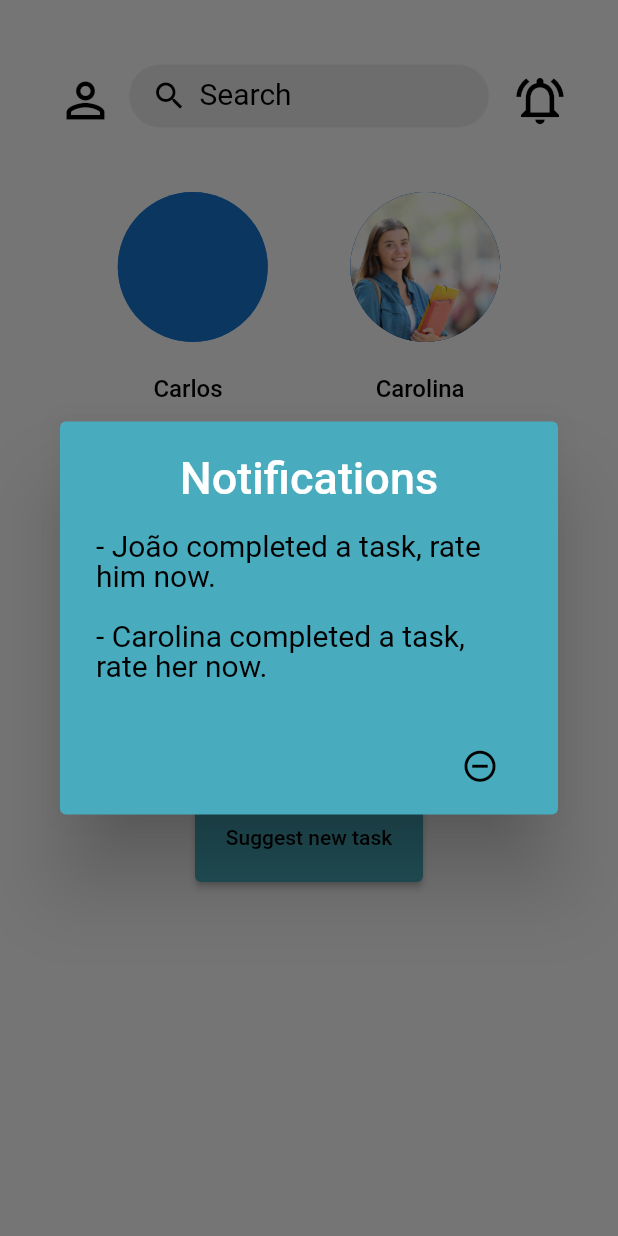
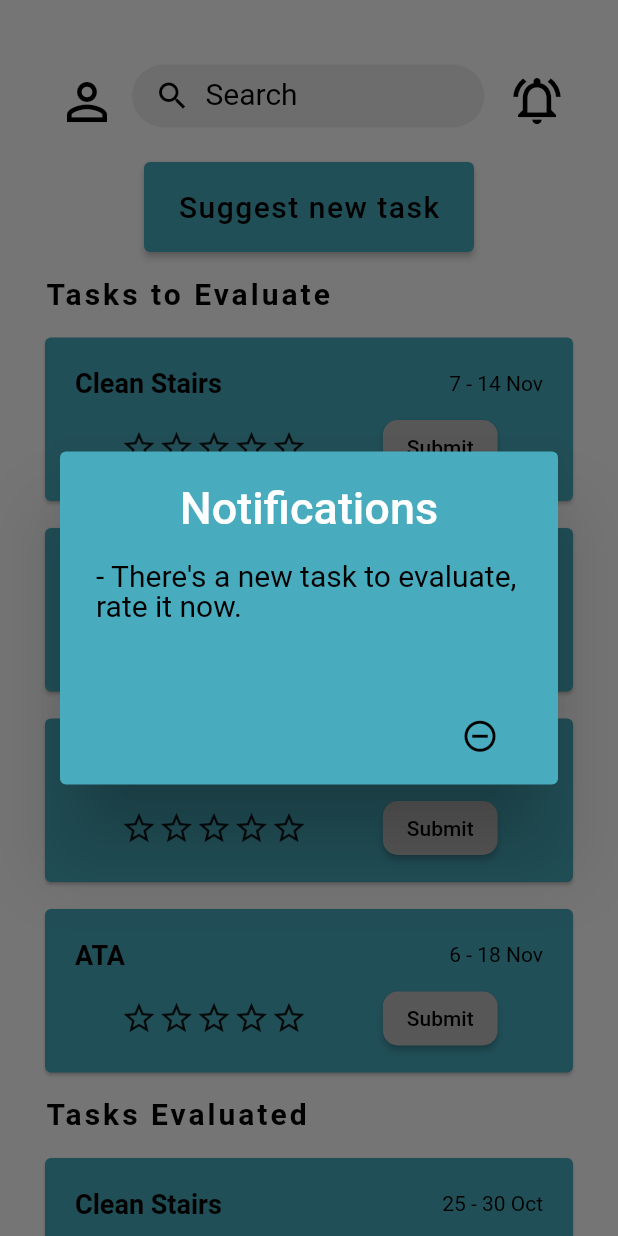
Before and after one commit to catasofia/User-Centered-Design-and-Evaluation, a Flutter app: the NeighborHome screen opened directly, after a tap on the "notifications active" icon, on a phone screen of 412 x 824 dp. Run offline on Flutter 3.47's test engine with Material 2 defaults, Android fonts, the phone set to English and light mode, and no system bars; our stand-ins replace cloud_firestore, firebase_core, flutter_spinkit; missing offline and left inert: web3dart; accounts and stored records are empty; Roboto replaces fonts that are missing (Arial); statements that could not run were skipped; project files that could hold a hidden picture were left out.

Commit message:
starting neighbor task evaluation and changed sign up

```diff
--- a/lib/neighbor/neighborHomeScreen.dart
+++ b/lib/neighbor/neighborHomeScreen.dart
@@ -1,10 +1,13 @@
 import 'package:flutter/material.dart';
 import 'neighborProfile.dart';
 import 'suggestTasks.dart';
-import 'neighborEvaluationCarlos.dart';
-import 'neighborEvaluationCarolina.dart';
-import 'neighborEvaluationJoao.dart';
-import 'neighborEvaluationMarco.dart';
+
+class Task {
+  String name;
+  String date;
+
+  Task({required this.name, required this.date});
+}
 
 class NeighborHome extends StatefulWidget {
   const NeighborHome({Key? key}) : super(key: key);
@@ -15,28 +18,106 @@ class NeighborHome extends StatefulWidget {
 
 class _NeighborHomeState extends State<NeighborHome> {
   @override
+  List<Task> tasksToEvaluate= [
+    Task(name: 'Clean Stairs', date: '7 - 14 Nov'),
+    Task(name: 'Clean Elevator', date: '7 - 20 Nov'),
+    Task(name: 'Exchange Lightbulb', date: '15 - 16 Nov'),
+    Task(name: 'ATA', date: '6 - 18 Nov'),
+  ];
+
+  List<Task> tasksEvaluated= [
+    Task(name: 'Clean Stairs', date: '25 - 30 Oct'),
+  ];
+
+  @override
+  Widget tasksCard(tt) {
+    return Card(
+      margin: EdgeInsets.fromLTRB(0.0, 18.0, 0.0, 0.0),
+      color: Color(0xFF48ACBE),
+      child: Padding(
+        padding: const EdgeInsets.all(12.0),
+        child: Column(
+          children: <Widget>[
+            Padding(
+              padding: const EdgeInsets.all(8.0),
+              child: Row(
+                mainAxisAlignment: MainAxisAlignment.spaceBetween,
+                children: [
+                  Text(
+                      tt.name,
+                      style: TextStyle(
+                        fontSize: 18.0,
+                        color: Colors.black,
+                        fontWeight: FontWeight.bold,
+                      )
+                  ),
+                  Text(
+                      tt.date,
+                      style: TextStyle(
+                        fontSize: 14.0,
+                        color: Colors.black,
+                      )
+                  ),
+                ],
+              ),
+            ),
+            Row(
+              mainAxisAlignment: MainAxisAlignment.center,
+              children: [
+                Icon(Icons.star_border, size: 25),
+                Icon(Icons.star_border, size: 25),
+                Icon(Icons.star_border, size: 25),
+                Icon(Icons.star_border, size: 25),
+                Icon(Icons.star_border, size: 25),
+                Padding(
+                  padding: const EdgeInsets.fromLTRB(50, 0, 0, 0),
+                  child: ElevatedButton(
+                    onPressed: (){},
+                    child: Text("Submit", style: TextStyle(color: Colors.black),),
+                    style: ElevatedButton.styleFrom(
+                      primary: Colors.grey[400],
+                      shape: RoundedRectangleBorder( //to set border radius to button
+                          borderRadius: BorderRadius.circular(10)
+                      ),
+                    ),
+                  ),
+                ),
+              ],
+            ),
+          ],
+        ),
+      ),
+    );
+  }
+
+  @override
   Widget build(BuildContext context) {
     return Scaffold(
       backgroundColor: Colors.white,
-      body: Padding(
-          padding: EdgeInsets.fromLTRB(30.0, 40.0, 30.0, 0.0),
+      body: SingleChildScrollView(
+        child: Padding(
+          padding: EdgeInsets.fromLTRB(30.0, 40.0, 30.0, 30.0),
           child: Column(
             crossAxisAlignment: CrossAxisAlignment.start,
             children: <Widget>[
               Row(
                 children: <Widget>[
-                IconButton(onPressed: () {
+                  IconButton(
+                    icon: const Icon(
+                      Icons.person_outline,
+                      color: Colors.black,
+                      size: 40.0,
+                    ),
+                    onPressed: () {
                       Navigator.push(
                         context,
                         MaterialPageRoute(builder: (context) => NeighborProfile()),
                       );
                     },
-                    icon: Icon(Icons.person_outline,
-                      color: Colors.black,
-                      size: 38,)),
-              SizedBox(width: 8.0),
+                  ),
+                  SizedBox(width: 10.0),
                   Container(
-                width: 240.0,
+                    width: 235.0,
                     height: 42.0,
                     decoration: BoxDecoration(
                       borderRadius: BorderRadius.circular(24.0),
@@ -50,7 +131,7 @@ class _NeighborHomeState extends State<NeighborHome> {
                           Icons.search,
                           color: Colors.black,
                         ),
-                    SizedBox(width: 8.0),
+                        SizedBox(width: 10.0),
                         Text(
                           'Search',
                           style: TextStyle(
@@ -64,177 +145,26 @@ class _NeighborHomeState extends State<NeighborHome> {
                       ],
                     ),
                   ),
-                SizedBox(width: 7.0),
-                IconButton(onPressed: (){
+                  SizedBox(width: 8.0),
+                  IconButton(
+                    icon: const Icon(
+                      Icons.notifications_active_outlined,
+                      color: Colors.black,
+                      size: 38.0,
+                    ),
+                    onPressed: () {
                       showDialog(
                         context: context,
                         builder: (BuildContext context) => _buildPopupNotification(context),
                       );
                     },
-                    icon: Icon(Icons.notifications_active_outlined,
-                      color: Colors.black,
-                      size: 38,)),
-              ],
-            ),
-            Divider(
-              height: 40.0,
-              color: Colors.white,
-            ),
-             Row(
-               mainAxisAlignment: MainAxisAlignment.center,
-               children: [
-                 Container(
-                   width: 100,
-                   height: 100,
-                   child: FloatingActionButton(
-                     heroTag: null,
-                     onPressed: () {
-                       Navigator.push(
-                         context,
-                         MaterialPageRoute(builder: (context) => NeigEvaluationCarlos()),
-                       );
-                     },
-                     elevation: 0,
-                    child: new ConstrainedBox(constraints: new BoxConstraints.expand(),
-                      child: new CircleAvatar(backgroundImage: AssetImage('assets/carlos.jfif'),
-                          ),),),
-                 ),
-                 SizedBox(width: 55,),
-                 Container(
-                   width: 100,
-                   height: 100,
-                   child: FloatingActionButton(
-                     heroTag: null,
-                     onPressed: () {
-                       Navigator.push(
-                         context,
-                         MaterialPageRoute(builder: (context) => NeigEvaluationCarolina()),
-                       );
-                     },
-                     elevation: 0,
-                     child: new ConstrainedBox(constraints: new BoxConstraints.expand(),
-                       child: new CircleAvatar(backgroundImage: AssetImage('assets/carolina.jpeg'),
-                       ),),),
                   ),
                 ],
               ),
-              SizedBox(height: 7,),
-              Row(
-                mainAxisAlignment: MainAxisAlignment.center,
-                children: [
-                  ElevatedButton(
-                      style: ElevatedButton.styleFrom(
-                        primary: Colors.white,
-                        onPrimary: Colors.white,
-                        elevation: 0
-                      ),
-                      onPressed: () {
-                        Navigator.push(
-                          context,
-                          MaterialPageRoute(builder: (context) => NeigEvaluationCarlos()),
-                        );
-                      },
-                      child: Text('Carlos', style: TextStyle(color: Colors.black,
-                      fontSize: 16),)
-                  ),
-                  SizedBox(width: 70,),
-                  ElevatedButton(
-                      style: ElevatedButton.styleFrom(
-                          primary: Colors.white,
-                          onPrimary: Colors.white,
-                          elevation: 0
-                      ),
-                      onPressed: () {
-                        Navigator.push(
-                          context,
-                          MaterialPageRoute(builder: (context) => NeigEvaluationCarolina()),
-                        );
-                      },
-                      child: Text('Carolina', style: TextStyle(color: Colors.black,
-                      fontSize: 16),)
-                  ),
-                ],
-              ),
-              Row(
-                mainAxisAlignment: MainAxisAlignment.center,
-                children: [
-                  Container(
-                    width: 100,
-                    height: 100,
-                    child: FloatingActionButton(
-                      heroTag: null,
-                      onPressed: () {
-                        Navigator.push(
-                          context,
-                          MaterialPageRoute(builder: (context) => NeigEvaluationJoao()),
-                        );
-                      },
-                      elevation: 0,
-                      child: new ConstrainedBox(constraints: new BoxConstraints.expand(),
-                        child: new CircleAvatar(backgroundImage: AssetImage('assets/joao.jpg'),
-                        ),),),
-                  ),
-                  SizedBox(width: 55,),
-                  Container(
-                    width: 100,
-                    height: 100,
-                    child: FloatingActionButton(
-                      heroTag: null,
-                      onPressed: () {
-                        Navigator.push(
-                          context,
-                          MaterialPageRoute(builder: (context) => NeigEvaluationMarco()),
-                        );
-                      },
-                      elevation: 0,
-                      child: new ConstrainedBox(constraints: new BoxConstraints.expand(),
-                        child: new CircleAvatar(backgroundImage: AssetImage('assets/marco.jpg'),
-                        ),),),
-                  ),
-                ],
-              ),
-              SizedBox(height: 7,),
-              Row(
-                mainAxisAlignment: MainAxisAlignment.center,
-                children: [
-                  ElevatedButton(
-                      style: ElevatedButton.styleFrom(
-                          primary: Colors.white,
-                          onPrimary: Colors.white,
-                          elevation: 0
-                      ),
-                      onPressed: () {
-                        Navigator.push(
-                          context,
-                          MaterialPageRoute(builder: (context) => NeigEvaluationJoao()),
-                        );
-                      },
-                      child: Text('João', style: TextStyle(color: Colors.black,
-                      fontSize: 16),)
-                  ),
-                  SizedBox(width: 80,),
-                  ElevatedButton(
-                      style: ElevatedButton.styleFrom(
-                          primary: Colors.white,
-                          onPrimary: Colors.white,
-                          elevation: 0
-                      ),
-                      onPressed: () {
-                        Navigator.push(
-                          context,
-                          MaterialPageRoute(builder: (context) => NeigEvaluationMarco()),
-                        );
-                      },
-                      child: Text('Marco', style: TextStyle(color: Colors.black,
-                      fontSize: 16),)
-                  ),
-                ],
-              ),
-              SizedBox(height: 90,),
-              Padding(
-                padding: const EdgeInsets.fromLTRB(100, 0, 100, 0),
+              SizedBox(height: 20,),
+              Center(
                 child: Container(
-                  width: 175,
+                  width: 220,
                   height: 60,
                   child: ElevatedButton(
                       style: ElevatedButton.styleFrom(
@@ -247,10 +177,55 @@ class _NeighborHomeState extends State<NeighborHome> {
                         );
                       },
                       child: Text('Suggest new task',
-                      style: TextStyle(color: Colors.black),)),
+                        style: TextStyle(color: Colors.black,
+                        letterSpacing: 1.0,
+                        fontSize: 20,),)),
+                ),
+              ),
+              Padding(
+                padding: const EdgeInsets.fromLTRB(0.0, 16.0, 0.0, 0.0),
+                child: Text(
+                  'Tasks to Evaluate',
+                  style: TextStyle(
+                    color: Colors.black,
+                    letterSpacing: 2.0,
+                    fontSize: 20.0,
+                    fontWeight: FontWeight.bold,
+                  ),
+                ),
+              ),
+              Center(
+                child: Column(
+                  mainAxisAlignment: MainAxisAlignment.start,
+                  crossAxisAlignment: CrossAxisAlignment.center,
+                  children: <Widget>[
+                    for (var i in tasksToEvaluate) tasksCard(i),
+                  ],
+                ),
+              ),
+              Padding(
+                padding: const EdgeInsets.fromLTRB(0.0, 16.0, 0.0, 0.0),
+                child: Text(
+                  'Tasks Evaluated',
+                  style: TextStyle(
+                    color: Colors.black,
+                    letterSpacing: 2.0,
+                    fontSize: 20.0,
+                    fontWeight: FontWeight.bold,
+                  ),
+                ),
+              ),
+              Center(
+                child: Column(
+                  mainAxisAlignment: MainAxisAlignment.start,
+                  crossAxisAlignment: CrossAxisAlignment.center,
+                  children: <Widget>[
+                    for (var i in tasksEvaluated) tasksCard(i),
+                  ],
                 ),
               ),
             ],
+          ),
         ),
       ),
     );
@@ -276,7 +251,7 @@ Widget _buildPopupNotification(BuildContext context) {
       crossAxisAlignment: CrossAxisAlignment.start,
       children: <Widget>[
         Text(
-          "- João completed a task, rate him now.",
+          "- There's a new task to evaluate, rate it now.",
           style: TextStyle(
             fontFamily: 'Arial',
             fontSize: 20,
@@ -285,15 +260,6 @@ Widget _buildPopupNotification(BuildContext context) {
           ),
         ),
         SizedBox(height: 20.0),
-        Text(
-          "- Carolina completed a task, rate her now.",
-          style: TextStyle(
-            fontFamily: 'Arial',
-            fontSize: 20,
-            color: Colors.black,
-            height: 1,
-          ),
-        ),
       ],
     ),
     actions: <Widget>[
--- a/lib/neighbor/neighborProfile.dart
+++ b/lib/neighbor/neighborProfile.dart
@@ -1,4 +1,5 @@
 import 'package:flutter/material.dart';
+import 'package:time_app/signUp.dart';
 import 'neighborHomeScreen.dart';
 import '../signInOrUp.dart';
 
@@ -172,7 +173,7 @@ class _NeighborProfileState extends State<NeighborProfile> {
                       onPressed: (){
                         Navigator.push(
                           context,
-                          MaterialPageRoute(builder: (context) => Signs()),
+                          MaterialPageRoute(builder: (context) => SignUp()),
                         );
                       },
                       child: Text('Logout',
--- a/lib/signUp.dart
+++ b/lib/signUp.dart
@@ -31,12 +31,12 @@ class _SignUpState extends State<SignUp> {
               children: [
                 Image.asset('assets/buildingsSmaller.jpg', fit: BoxFit.fill,),
                 Padding(
-                  padding: const EdgeInsets.fromLTRB(0,213,0,0),
+                  padding: const EdgeInsets.fromLTRB(0,233,0,0),
                   child: Image.asset('assets/logoS.jpg', height: 110,),
                 ),
               ],
             ),
-            SizedBox(height: 8,),
+            SizedBox(height: 25,),
             Text(
               'Sign up as',
               style: TextStyle(
@@ -45,7 +45,7 @@ class _SignUpState extends State<SignUp> {
               ),
               textAlign: TextAlign.center,
             ),
-            SizedBox(height: 12,),
+            SizedBox(height: 25,),
             Row(
                 //mainAxisAlignment: MainAxisAlignment.center,
                 children: [
@@ -88,7 +88,7 @@ class _SignUpState extends State<SignUp> {
                   )
                 ],
             ),
-            SizedBox(height: 7,),
+            SizedBox(height: 12,),
             Row(
               children: [
                 SizedBox(width: 145,),
@@ -129,7 +129,7 @@ class _SignUpState extends State<SignUp> {
                   ),)
               ],
             ),
-            SizedBox(height: 7,),
+            SizedBox(height: 12,),
             Row(
               children: [
                 SizedBox(width: 145,),
@@ -170,39 +170,7 @@ class _SignUpState extends State<SignUp> {
                   ),)
               ],
             ),
-
-            SizedBox(height: 15,),
-            Container(
-              width: 240.0,
-              height: 45.0,
-              decoration: BoxDecoration(
-                borderRadius: BorderRadius.circular(14.0),
-                color: Colors.grey[300],
-              ),
-              child:
-              TextField(
-                decoration: InputDecoration(
-
-                    hintText: "Insert email or phone"
-                ),
-              ),
-            ),
-            SizedBox(height: 10,),
-            Container(
-              width: 240.0,
-              height: 45.0,
-              decoration: BoxDecoration(
-                borderRadius: BorderRadius.circular(14.0),
-                color: Colors.grey[300],
-              ),
-              child:
-              TextField(
-                decoration: InputDecoration(
-                    hintText: "Insert password"
-                ),
-              ),
-            ),
-            SizedBox(height: 15,),
+            SizedBox(height: 55,),
             Row(
               children: [
                 Row(
```
Lines whose indentation alone changed are shown as unchanged.
